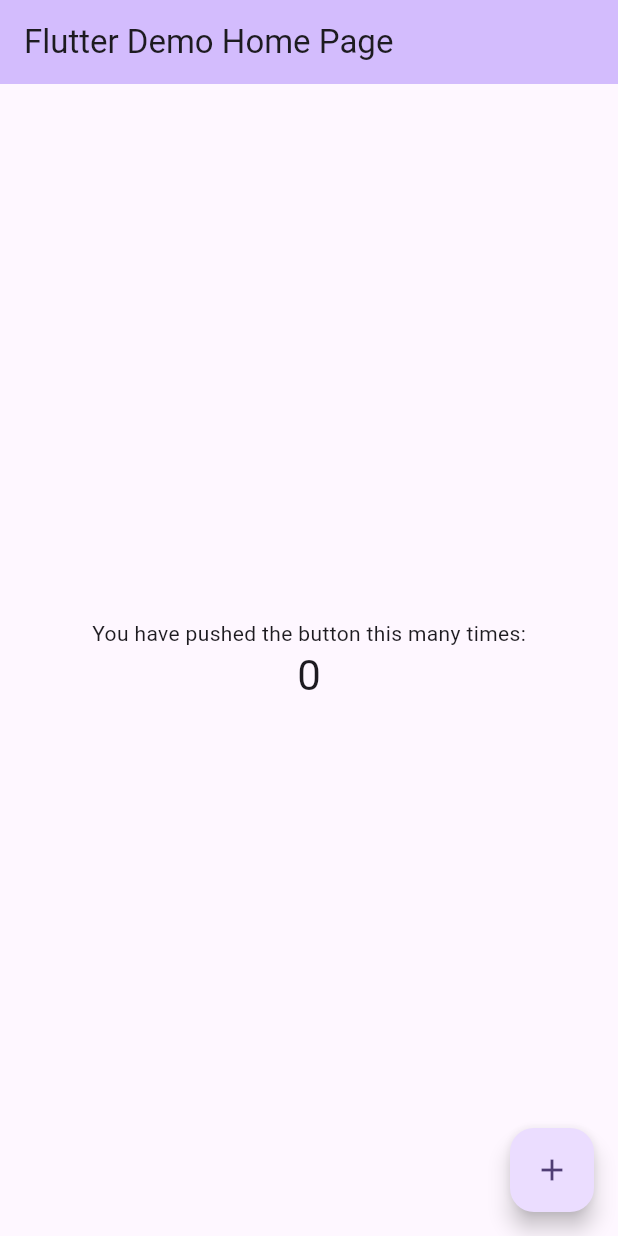
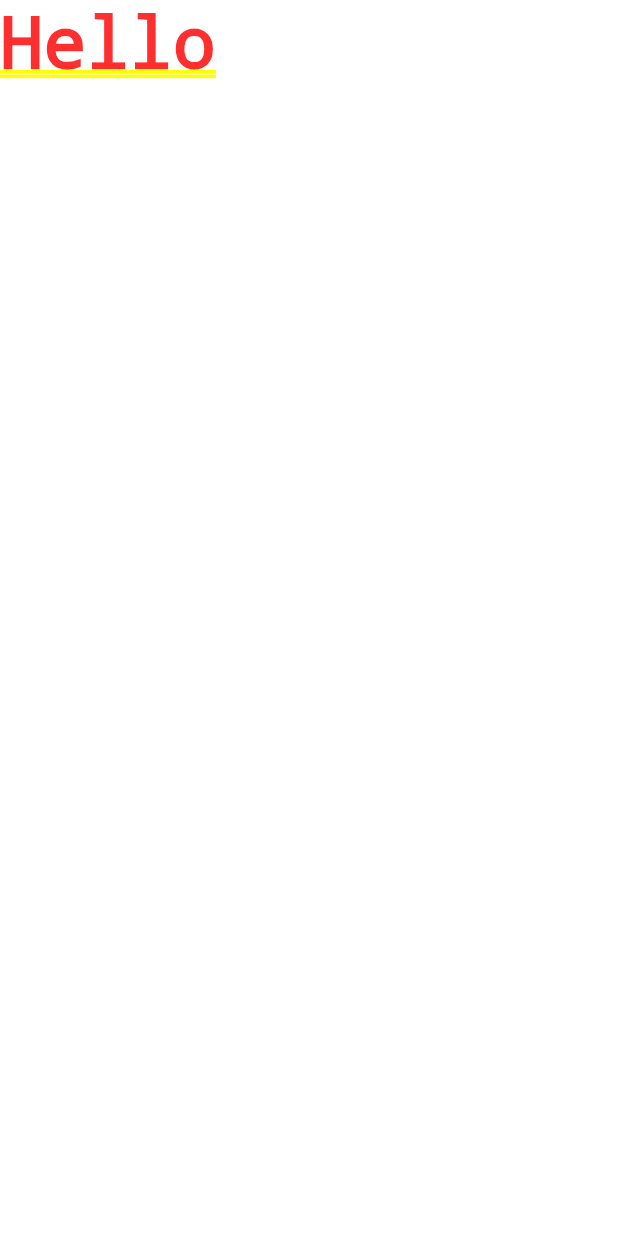
Before and after one commit to mohamelinkdev/Book-Store, a Flutter app: the screen it shows after launch, on a phone screen of 412 x 824 dp. Run offline on Flutter 3.47's test engine with Material 3 defaults, Android fonts, the phone set to English and light mode, and no system bars; our stand-ins replace flutter_riverpod.

Commit message:
add base project setup - Add app theme with dark/light mode support - Add Riverpod - Add App Colors - Add Constants

```diff
--- /dev/null
+++ b/lib/book_store_app.dart
@@ -0,0 +1,17 @@
+import 'package:flutter/material.dart';
+import 'package:flutter_riverpod/flutter_riverpod.dart';
+import 'core/theme/app_theme.dart';
+
+class BookStoreApp extends ConsumerWidget {
+  const BookStoreApp({super.key});
+
+  @override
+  Widget build(BuildContext context, WidgetRef ref) {
+    return MaterialApp(
+      debugShowCheckedModeBanner: false,
+      theme: AppTheme.light,
+      darkTheme: AppTheme.dark,
+      home: const Text("Hello"),
+    );
+  }
+}
--- /dev/null
+++ b/lib/core/constants/app_strings.dart
@@ -0,0 +1 @@
+class AppStrings {}
--- /dev/null
+++ b/lib/core/theme/app_colors.dart
@@ -0,0 +1,9 @@
+import 'package:flutter/material.dart';
+
+class AppColors {
+  // Light
+  static const primary = Color(0xFF1A73E8);
+
+  // Dark
+  static const darkPrimary = Color(0xFF8AB4F8);
+}
--- /dev/null
+++ b/lib/core/theme/app_theme.dart
@@ -0,0 +1,16 @@
+import 'package:flutter/material.dart';
+import 'app_colors.dart';
+
+class AppTheme {
+  static ThemeData get light => ThemeData(
+    useMaterial3: true,
+    brightness: Brightness.light,
+    colorScheme: const ColorScheme.light(primary: AppColors.primary),
+  );
+
+  static ThemeData get dark => ThemeData(
+    useMaterial3: true,
+    brightness: Brightness.dark,
+    colorScheme: const ColorScheme.dark(primary: AppColors.darkPrimary),
+  );
+}
--- a/lib/main.dart
+++ b/lib/main.dart
@@ -1,122 +1,7 @@
+import 'package:book_store/book_store_app.dart';
 import 'package:flutter/material.dart';
+import 'package:flutter_riverpod/flutter_riverpod.dart';
 
 void main() {
-  runApp(const MyApp());
+  runApp(const ProviderScope(child: BookStoreApp()));
 }
-
-class MyApp extends StatelessWidget {
-  const MyApp({super.key});
-
-  // This widget is the root of your application.
-  @override
-  Widget build(BuildContext context) {
-    return MaterialApp(
-      title: 'Flutter Demo',
-      theme: ThemeData(
-        // This is the theme of your application.
-        //
-        // TRY THIS: Try running your application with "flutter run". You'll see
-        // the application has a purple toolbar. Then, without quitting the app,
-        // try changing the seedColor in the colorScheme below to Colors.green
-        // and then invoke "hot reload" (save your changes or press the "hot
-        // reload" button in a Flutter-supported IDE, or press "r" if you used
-        // the command line to start the app).
-        //
-        // Notice that the counter didn't reset back to zero; the application
-        // state is not lost during the reload. To reset the state, use hot
-        // restart instead.
-        //
-        // This works for code too, not just values: Most code changes can be
-        // tested with just a hot reload.
-        colorScheme: .fromSeed(seedColor: Colors.deepPurple),
-      ),
-      home: const MyHomePage(title: 'Flutter Demo Home Page'),
-    );
-  }
-}
-
-class MyHomePage extends StatefulWidget {
-  const MyHomePage({super.key, required this.title});
-
-  // This widget is the home page of your application. It is stateful, meaning
-  // that it has a State object (defined below) that contains fields that affect
-  // how it looks.
-
-  // This class is the configuration for the state. It holds the values (in this
-  // case the title) provided by the parent (in this case the App widget) and
-  // used by the build method of the State. Fields in a Widget subclass are
-  // always marked "final".
-
-  final String title;
-
-  @override
-  State<MyHomePage> createState() => _MyHomePageState();
-}
-
-class _MyHomePageState extends State<MyHomePage> {
-  int _counter = 0;
-
-  void _incrementCounter() {
-    setState(() {
-      // This call to setState tells the Flutter framework that something has
-      // changed in this State, which causes it to rerun the build method below
-      // so that the display can reflect the updated values. If we changed
-      // _counter without calling setState(), then the build method would not be
-      // called again, and so nothing would appear to happen.
-      _counter++;
-    });
-  }
-
-  @override
-  Widget build(BuildContext context) {
-    // This method is rerun every time setState is called, for instance as done
-    // by the _incrementCounter method above.
-    //
-    // The Flutter framework has been optimized to make rerunning build methods
-    // fast, so that you can just rebuild anything that needs updating rather
-    // than having to individually change instances of widgets.
-    return Scaffold(
-      appBar: AppBar(
-        // TRY THIS: Try changing the color here to a specific color (to
-        // Colors.amber, perhaps?) and trigger a hot reload to see the AppBar
-        // change color while the other colors stay the same.
-        backgroundColor: Theme.of(context).colorScheme.inversePrimary,
-        // Here we take the value from the MyHomePage object that was created by
-        // the App.build method, and use it to set our appbar title.
-        title: Text(widget.title),
-      ),
-      body: Center(
-        // Center is a layout widget. It takes a single child and positions it
-        // in the middle of the parent.
-        child: Column(
-          // Column is also a layout widget. It takes a list of children and
-          // arranges them vertically. By default, it sizes itself to fit its
-          // children horizontally, and tries to be as tall as its parent.
-          //
-          // Column has various properties to control how it sizes itself and
-          // how it positions its children. Here we use mainAxisAlignment to
-          // center the children vertically; the main axis here is the vertical
-          // axis because Columns are vertical (the cross axis would be
-          // horizontal).
-          //
-          // TRY THIS: Invoke "debug painting" (choose the "Toggle Debug Paint"
-          // action in the IDE, or press "p" in the console), to see the
-          // wireframe for each widget.
-          mainAxisAlignment: .center,
-          children: [
-            const Text('You have pushed the button this many times:'),
-            Text(
-              '$_counter',
-              style: Theme.of(context).textTheme.headlineMedium,
-            ),
-          ],
-        ),
-      ),
-      floatingActionButton: FloatingActionButton(
-        onPressed: _incrementCounter,
-        tooltip: 'Increment',
-        child: const Icon(Icons.add),
-      ),
-    );
-  }
-}
--- a/pubspec.yaml
+++ b/pubspec.yaml
@@ -34,6 +34,7 @@ dependencies:
   # The following adds the Cupertino Icons font to your application.
   # Use with the CupertinoIcons class for iOS style icons.
   cupertino_icons: ^1.0.8
+  flutter_riverpod: ^3.2.1
 
 dev_dependencies:
   flutter_test:
```
Also changed, not shown: lib/core/constants/font_manger.dart (added, +8 -0 lines), lib/core/constants/values_manager.dart (added, +17 -0 lines), pubspec.lock, 1 other file.
